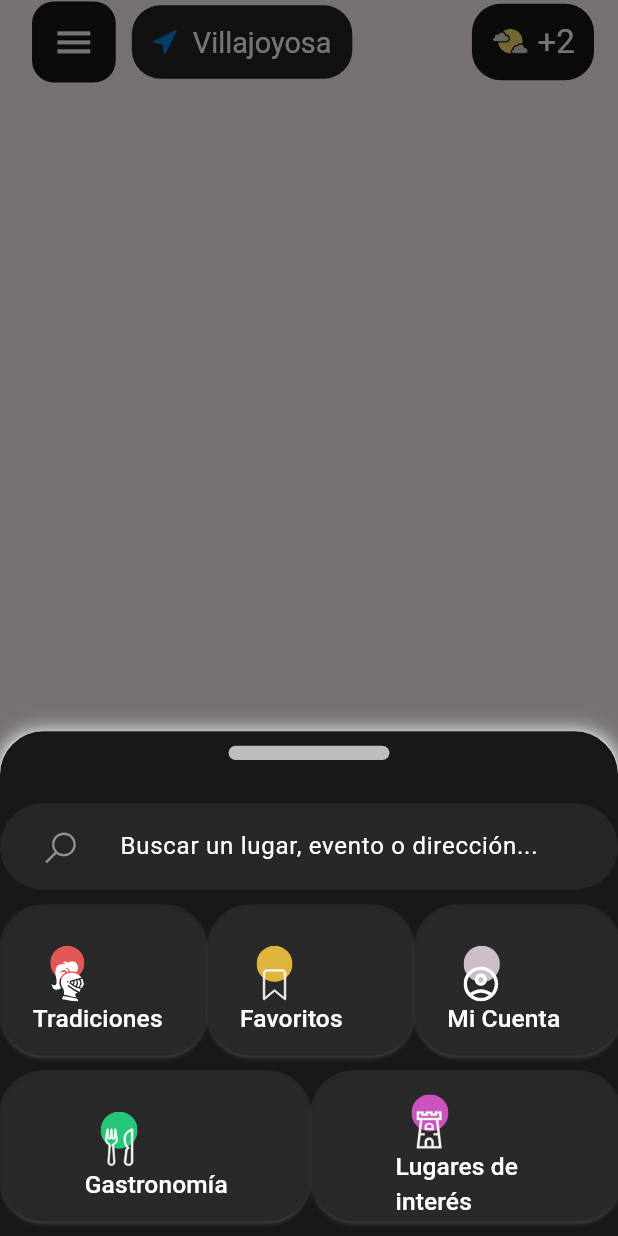
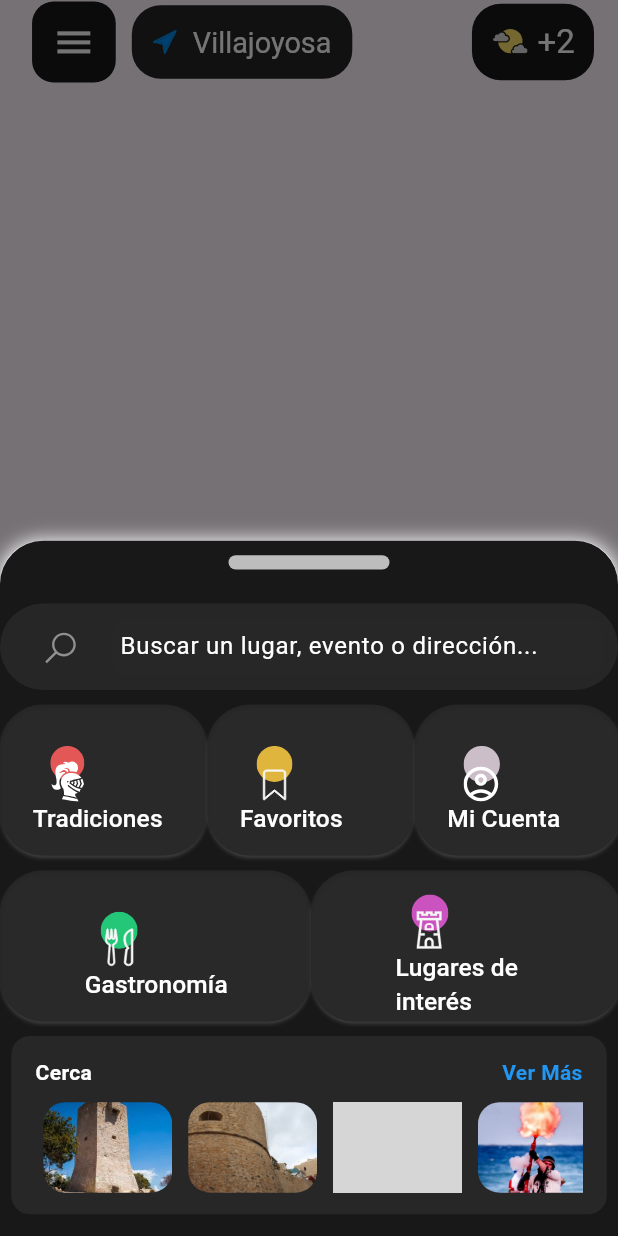
Before and after one commit to christian1dam/vilaexplorer, a Flutter app: the AppBarCustom widget shown alone on an empty page, opened directly, after a tap on the "menu" icon, on a phone screen of 412 x 824 dp. Run offline on Flutter 3.47's test engine with Material 3 defaults, Android fonts, the light colour scheme and no system bars; our stand-ins replace flutter_dotenv, flutter_map, flutter_rating_bar, flutter_screenutil, flutter_svg, geolocator and 2 more; missing offline and left inert: flutter_map_tile_caching; accounts and stored records are empty; Roboto replaces fonts that are missing (assets/fonts/Poppins-ExtraLight.ttf); grey boxes are pictures that could not be loaded.

Commit message:
cargar historias en el menu

```diff
--- a/lib/src/pages/homePage/app_bar_custom.dart
+++ b/lib/src/pages/homePage/app_bar_custom.dart
@@ -1,8 +1,6 @@
 import 'package:flutter/material.dart';
 import 'package:flutter_screenutil/flutter_screenutil.dart';
-import 'package:provider/provider.dart';
 import 'package:vilaexplorer/l10n/app_localizations.dart';
-import 'package:vilaexplorer/providers/page_provider.dart';
 import 'package:vilaexplorer/src/pages/homePage/menu_principal.dart';
 
 class AppBarCustom extends StatelessWidget {
@@ -21,7 +19,6 @@ class AppBarCustom extends StatelessWidget {
   }
 
   List<Widget> _contentAppBar(BuildContext context) {
-    final pageProvider = Provider.of<PageProvider>(context, listen: false);
 
     return <Widget>[
       Padding(
@@ -36,19 +33,7 @@ class AppBarCustom extends StatelessWidget {
               return showModalBottomSheet(
                 context: context,
                 builder: (BuildContext context) {
-                  return MenuPrincipal(
-                    onShowTradicionesPressed: () =>
-                        pageProvider.changePage('tradiciones'),
-                    onShowGastronomiaPressed: () =>
-                        pageProvider.changePage('gastronomia'),
-                    onShowFavoritosPressed: () =>
-                        pageProvider.changePage('favoritos'),
-                    onShowCuentaPressed: () =>
-                        pageProvider.changePage('cuenta'),
-                    onShowMonumentosPressed: () =>
-                        pageProvider.changePage('lugares de interés'),
-                    onCloseMenu: () => pageProvider.changePage('map'),
-                  );
+                  return MenuPrincipal();
                 },
               );
             },
--- a/lib/src/pages/homePage/menu_principal.dart
+++ b/lib/src/pages/homePage/menu_principal.dart
@@ -1,4 +1,7 @@
+import 'dart:convert';
+
 import 'package:flutter/material.dart';
+import 'package:flutter/services.dart';
 import 'package:flutter_screenutil/flutter_screenutil.dart';
 import 'package:flutter_svg/flutter_svg.dart';
 import 'package:provider/provider.dart';
@@ -6,29 +9,45 @@ import 'package:vilaexplorer/l10n/app_localizations.dart';
 import 'package:vilaexplorer/providers/page_provider.dart';
 import 'package:vilaexplorer/src/pages/homePage/history_page.dart';
 
-class MenuPrincipal extends StatelessWidget {
-  final Function()? onShowTradicionesPressed;
-  final Function()? onShowFavoritosPressed;
-  final Function()? onShowCuentaPressed;
-  final Function()? onShowGastronomiaPressed;
-  final Function()? onShowMonumentosPressed;
-
-  final VoidCallback? onCloseMenu;
-
+class MenuPrincipal extends StatefulWidget {
   const MenuPrincipal({
     super.key,
-    this.onShowTradicionesPressed,
-    this.onShowFavoritosPressed,
-    this.onShowCuentaPressed,
-    this.onShowGastronomiaPressed,
-    this.onShowMonumentosPressed,
-    this.onCloseMenu,
   });
+
+  @override
+  State<MenuPrincipal> createState() => _MenuPrincipalState();
+}
+
+class _MenuPrincipalState extends State<MenuPrincipal> {
+  late Future<Map<String, Map<String, String>>> _historias;
+
+  @override
+  void initState() {
+    super.initState();
+    _historias = _getHistorias();
+  }
+
+  Future<Map<String, Map<String, String>>> _getHistorias() async {
+    final String response =
+        await rootBundle.loadString('assets/historias.json');
+    final Map<String, dynamic> data = json.decode(response);
+    return data
+        .map((key, value) => MapEntry(key, Map<String, String>.from(value)));
+  }
 
   @override
   Widget build(BuildContext context) {
     final pageProvider = Provider.of<PageProvider>(context, listen: false);
 
+    return FutureBuilder(
+        future: _historias,
+        builder: (context, snapshot) {
+          if (snapshot.connectionState == ConnectionState.waiting) {
+            return const Center(child: CircularProgressIndicator());
+          } else if (snapshot.hasError) {
+            return Center(child: Text('Error: ${snapshot.error}'));
+          } else {
+            final historiasMap = snapshot.data!;
             return Container(
               decoration: BoxDecoration(
                   borderRadius: BorderRadius.only(
@@ -44,7 +63,7 @@ class MenuPrincipal extends StatelessWidget {
                       offset: Offset(0, 1),
                     ),
                   ]),
-      height: 350.h,
+              height: 500.h,
               child: Column(
                 children: <Widget>[
                   BarraDeslizamiento(),
@@ -52,7 +71,8 @@ class MenuPrincipal extends StatelessWidget {
                   const Spacer(),
 
                   SearchBar(
-            hintText: AppLocalizations.of(context)!.translate('mp_search'),
+                    hintText:
+                        AppLocalizations.of(context)!.translate('mp_search'),
                   ),
 
                   Divider(height: 10.h, color: Colors.transparent),
@@ -64,22 +84,22 @@ class MenuPrincipal extends StatelessWidget {
                     children: <Widget>[
                       ButtonMenuCustom(
                         width: 120.w,
-                textContent:
-                    AppLocalizations.of(context)!.translate('traditions'),
+                        textContent: AppLocalizations.of(context)!
+                            .translate('traditions'),
                         svgPath: "lib/icon/tradiciones.svg",
                         onTap: () => pageProvider.changePage('tradiciones'),
                       ),
                       ButtonMenuCustom(
                         width: 120.w,
-                textContent:
-                    AppLocalizations.of(context)!.translate('favorites'),
+                        textContent: AppLocalizations.of(context)!
+                            .translate('favorites'),
                         svgPath: "lib/icon/favoritos.svg",
                         onTap: () => pageProvider.changePage("favoritos"),
                       ),
                       ButtonMenuCustom(
                         width: 120.w,
-                textContent:
-                    AppLocalizations.of(context)!.translate('my_account'),
+                        textContent: AppLocalizations.of(context)!
+                            .translate('my_account'),
                         svgPath: "lib/icon/user_icon.svg",
                         onTap: () => pageProvider.changePage("cuenta"),
                       ),
@@ -92,17 +112,18 @@ class MenuPrincipal extends StatelessWidget {
                   Row(
                     crossAxisAlignment: CrossAxisAlignment.start,
                     mainAxisAlignment: MainAxisAlignment.spaceEvenly,
-            children: <Widget>[
+                    children: [
                       ButtonMenuCustom(
                         width: 180.w,
-                textContent:
-                    AppLocalizations.of(context)!.translate('gastronomy'),
+                        textContent: AppLocalizations.of(context)!
+                            .translate('gastronomy'),
                         svgPath: "lib/icon/gastronomia.svg",
                         onTap: () => pageProvider.changePage('gastronomia'),
                       ),
                       ButtonMenuCustom(
                         width: 180.w,
-                textContent: AppLocalizations.of(context)!.translate('sights'),
+                        textContent:
+                            AppLocalizations.of(context)!.translate('sights'),
                         svgPath: "lib/icon/monumentos.svg",
                         onTap: () => pageProvider.changePage("monumentos"),
                       ),
@@ -112,10 +133,12 @@ class MenuPrincipal extends StatelessWidget {
                   Divider(height: 10.h, color: Colors.transparent),
 
                   // Historias
-          // _buildHistoriasSection(context, historiasMap),
+                  _buildHistoriasSection(context, historiasMap),
                 ],
               ),
             );
+          }
+        });
   }
 
   // Método para crear los ítems de historia
```
Also changed, not shown: lib/src/pages/homePage/map_page.dart (+3 -10 lines). Lines whose indentation alone changed are shown as unchanged.
